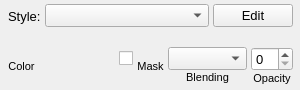
First picture: the form in sc_seg_fills.ui, repository nitramr/IndigoUIWidgets, before the edit.
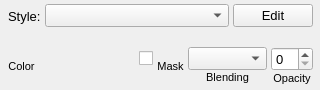
Second picture: the form after the edit.

Patch:
```diff
--- a/sc_seg_fills.ui
+++ b/sc_seg_fills.ui
@@ -9,19 +9,19 @@
    <rect>
     <x>0</x>
     <y>0</y>
-    <width>300</width>
+    <width>320</width>
     <height>90</height>
    </rect>
   </property>
   <property name="sizePolicy">
-   <sizepolicy hsizetype="MinimumExpanding" vsizetype="MinimumExpanding">
+   <sizepolicy hsizetype="Maximum" vsizetype="Maximum">
     <horstretch>0</horstretch>
     <verstretch>0</verstretch>
    </sizepolicy>
   </property>
   <property name="minimumSize">
    <size>
-    <width>300</width>
+    <width>320</width>
     <height>90</height>
    </size>
   </property>
@@ -38,13 +38,13 @@
     <rect>
      <x>0</x>
      <y>0</y>
-     <width>301</width>
+     <width>321</width>
      <height>91</height>
     </rect>
    </property>
    <layout class="QGridLayout" name="gridLayout" rowstretch="0,0" columnstretch="0,0">
     <property name="sizeConstraint">
-     <enum>QLayout::SetNoConstraint</enum>
+     <enum>QLayout::SetDefaultConstraint</enum>
     </property>
     <property name="leftMargin">
      <number>8</number>
@@ -108,7 +108,14 @@
          <number>0</number>
         </property>
         <item>
-         <widget class="QComboBox" name="comboBox_2"/>
+         <widget class="QComboBox" name="comboBox_2">
+          <property name="sizePolicy">
+           <sizepolicy hsizetype="Preferred" vsizetype="Fixed">
+            <horstretch>0</horstretch>
+            <verstretch>0</verstretch>
+           </sizepolicy>
+          </property>
+         </widget>
         </item>
         <item>
          <spacer name="verticalSpacer_2">
```
